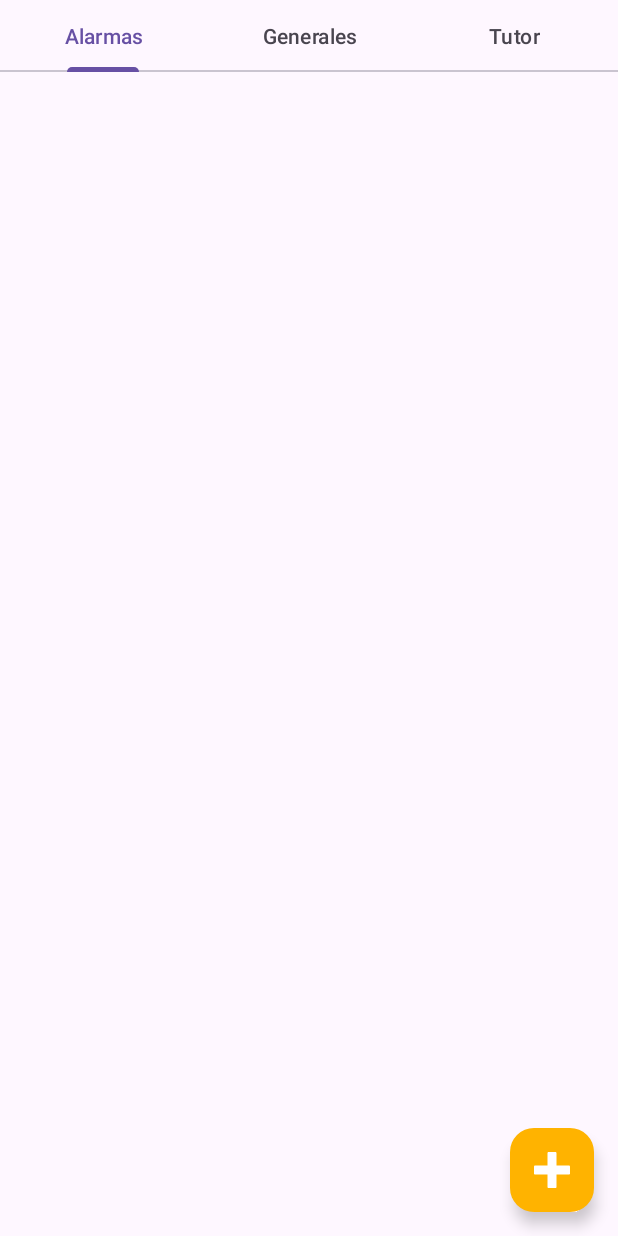
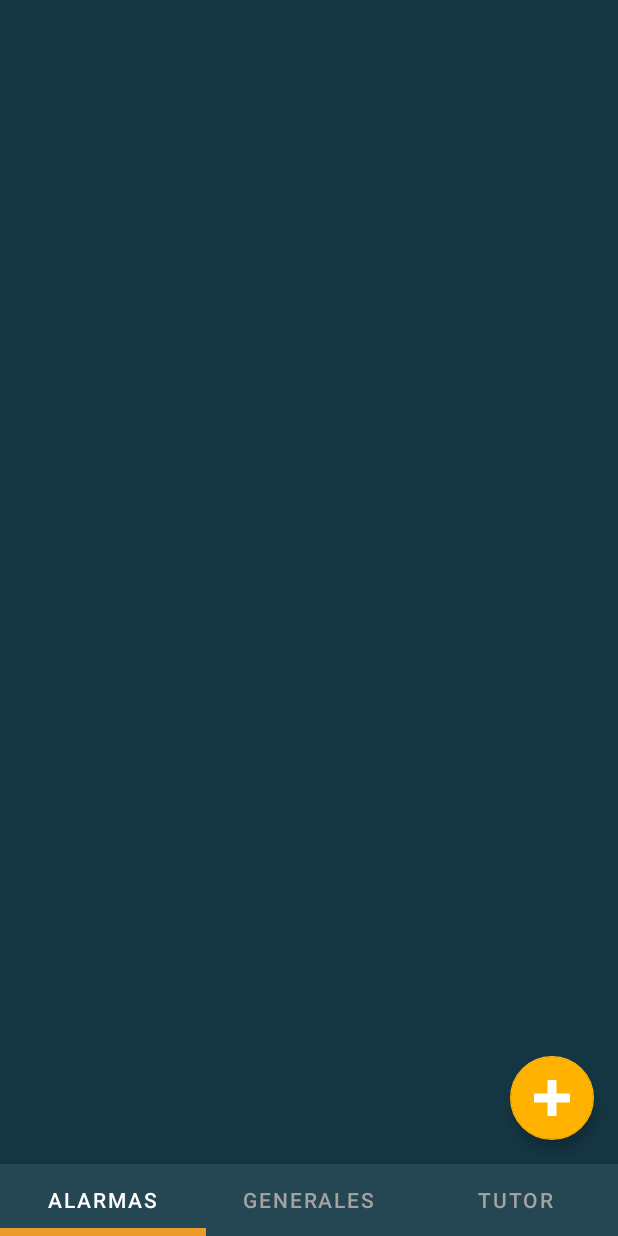
Before and after one commit to GJoseI/app_Recordatorio, an Android app: the screen it shows after launch (MainActivity), on a phone screen of 412 x 824 dp. Run offline under Robolectric (Android 15) with nearby library versions, the phone set to English and light mode, and no system bars.

Commit message:
recordatorios generales

```diff
--- a/app/src/main/AndroidManifest.xml
+++ b/app/src/main/AndroidManifest.xml
@@ -44,7 +44,8 @@
             android:exported="false" />
         <activity
             android:name=".activities.MainActivity"
-            android:exported="true">
+            android:exported="true"
+            android:theme="@style/Theme.Oscuro">
             <intent-filter>
                 <action android:name="android.intent.action.MAIN" />
 
--- a/app/src/main/res/layout/activity_main.xml
+++ b/app/src/main/res/layout/activity_main.xml
@@ -1,5 +1,5 @@
 <?xml version="1.0" encoding="utf-8"?>
-<RelativeLayout xmlns:android="http://schemas.android.com/apk/res/android"
+<androidx.constraintlayout.widget.ConstraintLayout xmlns:android="http://schemas.android.com/apk/res/android"
     xmlns:app="http://schemas.android.com/apk/res-auto"
     xmlns:tools="http://schemas.android.com/tools"
     android:id="@+id/main"
@@ -7,12 +7,25 @@
     android:layout_height="match_parent"
     tools:context=".activities.MainActivity">
 
+    <androidx.viewpager2.widget.ViewPager2
+        android:id="@+id/view_pager"
+        android:layout_width="0dp"
+        android:layout_height="0dp"
+        app:layout_constraintTop_toTopOf="parent"
+        app:layout_constraintBottom_toTopOf="@id/tab_layout"
+        app:layout_constraintStart_toStartOf="parent"
+        app:layout_constraintEnd_toEndOf="parent"/>
+
     <com.google.android.material.tabs.TabLayout
+        android:id="@+id/tab_layout"
         android:layout_width="match_parent"
         android:layout_height="wrap_content"
         app:layout_constraintBottom_toBottomOf="parent"
         app:layout_constraintStart_toStartOf="parent"
-        android:id="@+id/tab_layout">
+        app:tabIndicatorColor="#EC9A29"
+        app:tabIndicatorHeight="5dp"
+        app:tabSelectedTextColor="@color/letraBlanca"
+        app:tabTextColor="@color/letraGris">
 
         <com.google.android.material.tabs.TabItem
             android:layout_width="wrap_content"
@@ -30,9 +43,5 @@
             android:text="Tutor" />
     </com.google.android.material.tabs.TabLayout>
 
-    <androidx.viewpager2.widget.ViewPager2
-        android:layout_width="match_parent"
-        android:layout_height="match_parent"
-        android:id="@+id/view_pager"
-        android:layout_below="@+id/tab_layout"/>
-</RelativeLayout>
+
+</androidx.constraintlayout.widget.ConstraintLayout>
--- a/app/src/main/res/layout/item_recordatorio.xml
+++ b/app/src/main/res/layout/item_recordatorio.xml
@@ -37,8 +37,8 @@
                 android:layout_width="wrap_content"
                 android:layout_height="wrap_content"
                 android:text="22/10/2025"
-                android:textSize="14sp"
-                android:textColor="#555" />
+                android:textColor="#555"
+                android:textSize="14sp" />
 
             <TextView
                 android:id="@+id/tvHora"
--- a/app/src/main/res/values/colors.xml
+++ b/app/src/main/res/values/colors.xml
@@ -2,4 +2,9 @@
 <resources>
     <color name="black">#FF000000</color>
     <color name="white">#FFFFFFFF</color>
+    <color name="fondoOscuro">#143642</color>
+    <color name="fondoTituloOscuro">#102B34</color>
+    <color name="fondoElementoOscuro">#254753</color>
+    <color name="letraGris">#A5A2A2</color>
+    <color name="letraBlanca">#FFFFFF</color>
 </resources>
--- a/app/src/main/res/values/strings.xml
+++ b/app/src/main/res/values/strings.xml
@@ -15,4 +15,5 @@
     <string name="btnCrear">Crear</string>
     <!-- TODO: Remove or change this placeholder text -->
     <string name="hello_blank_fragment">Hello blank fragment</string>
+    <string name="tituloGenerales">Recordatorios Generales</string>
 </resources>
--- a/app/src/main/res/values/themes.xml
+++ b/app/src/main/res/values/themes.xml
@@ -6,4 +6,32 @@
     </style>
 
     <style name="Theme.AppRecordatorio" parent="Base.Theme.AppRecordatorio" />
+
+    <style name="Theme.Oscuro" parent="Theme.MaterialComponents.DayNight.NoActionBar">
+        <!-- Colores principales -->
+        <item name="android:colorBackground">@color/fondoOscuro</item>
+        <item name="colorSurface">@color/fondoElementoOscuro</item>
+        <item name="colorPrimary">@color/fondoTituloOscuro</item>
+        <item name="colorOnPrimary">@color/letraBlanca</item>
+
+        <!-- Texto -->
+        <item name="android:textColor">@color/letraGris</item>
+        <item name="android:editTextColor">@color/letraBlanca</item>
+        <item name="android:textColorHint">@color/letraGris</item>
+
+    </style>
+
+
+    <style name="Theme.Oscuro.Dialog" parent="ThemeOverlay.MaterialComponents.Dialog.Alert">
+        <item name="colorSurface">@color/fondoElementoOscuro</item>
+        <item name="colorOnSurface">@color/letraBlanca</item>
+        <item name="android:background">@color/fondoElementoOscuro</item>
+        <item name="android:textColor">@color/letraBlanca</item>
+        <item name="android:windowBackground">@color/fondoElementoOscuro</item>
+        <item name="android:buttonBarPositiveButtonStyle">@style/BotonDialogOscuro</item>
+    </style>
+
+    <style name="BotonDialogOscuro" parent="@style/Widget.MaterialComponents.Button.TextButton">
+        <item name="android:textColor">@color/letraBlanca</item>
+    </style>
 </resources>
```
Also changed, not shown: app/src/main/java/com/example/apprecordatorio/dialogs/AltaRecordatorioGeneral.java (added, +58 -0 lines), app/src/main/java/com/example/apprecordatorio/fragments/GeneralesFragment.java (+31 -2 lines), app/src/main/res/drawable/bg_edittext_redondeado.xml (added, +15 -0 lines), app/src/main/res/drawable/ic_add.xml (+6 -1 lines), app/src/main/res/layout/dialog_alta_recordatorio_general.xml (added, +66 -0 lines), app/src/main/res/layout/fragment_generales.xml (+60 -5 lines), app/src/main/res/layout/item_recordatorio_general.xml (added, +27 -0 lines).
